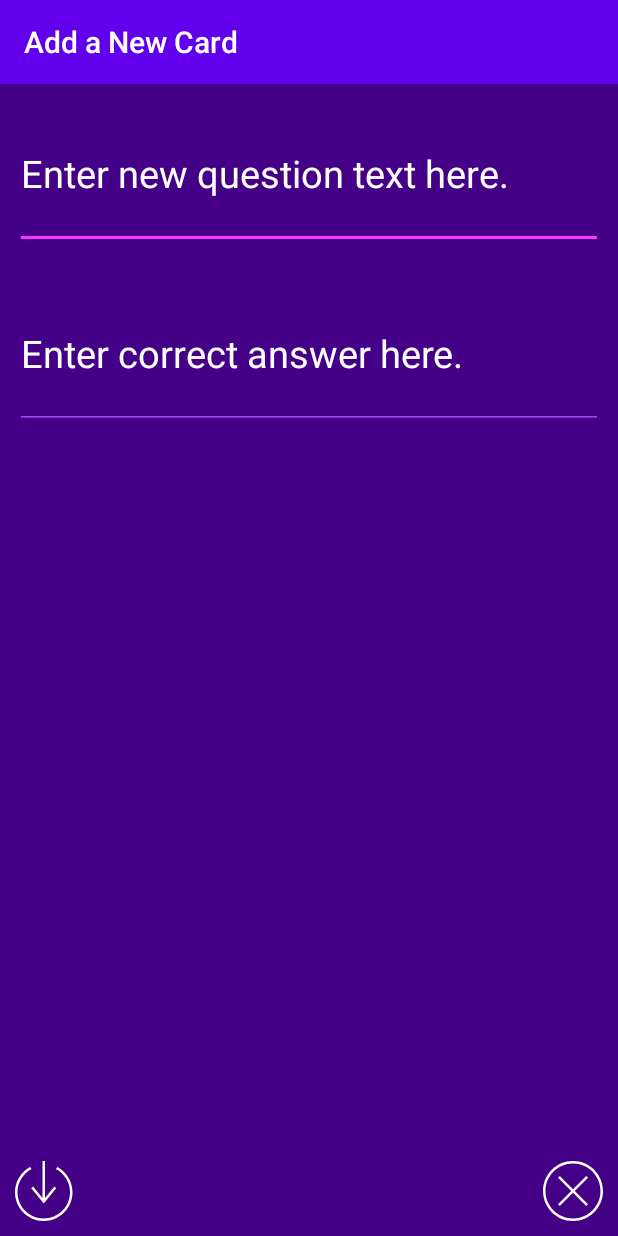
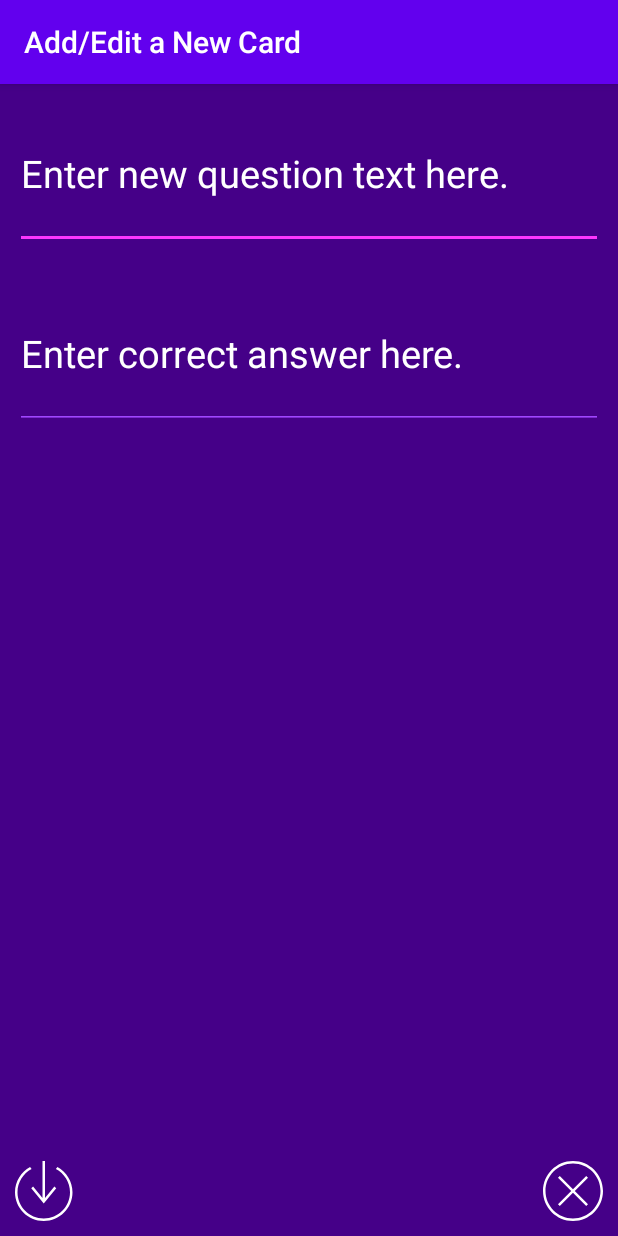
Before and after one commit to melissa-perez/FlashCards, an Android app: the AddCardActivity screen opened directly, with no data from a screen before it, on a phone screen of 412 x 824 dp. Run offline under Robolectric (Android 15) with nearby library versions, the phone set to English and light mode, and no system bars.

Commit message:
added ability to edit

```diff
--- a/app/src/main/java/com/example/flashcards/AddCardActivity.java
+++ b/app/src/main/java/com/example/flashcards/AddCardActivity.java
@@ -12,8 +12,18 @@ public class AddCardActivity extends AppCompatActivity {
     @Override
     protected void onCreate(Bundle savedInstanceState) {
         super.onCreate(savedInstanceState);
-        this.setTitle("Add a New Card");
+        this.setTitle("Add/Edit a New Card ");
         setContentView(R.layout.activity_add_card);
+
+        // after clicking edit, we can get the question that we are editing
+        String questionToEdit = getIntent().getStringExtra("question");
+        String answerToEdit = getIntent().getStringExtra("answer");
+
+        EditText editQuestion = findViewById(R.id.editQuestionField);
+        editQuestion.setText(questionToEdit);
+        EditText editAnswer = findViewById(R.id.editAnswerField);
+        editAnswer.setText(answerToEdit);
+
 
         ImageView closeCard = findViewById(R.id.close_icon);
         ImageView saveCard = findViewById(R.id.save_icon);
```
Also changed, not shown: app/src/main/java/com/example/flashcards/MainActivity.java (+19 -1 lines).
